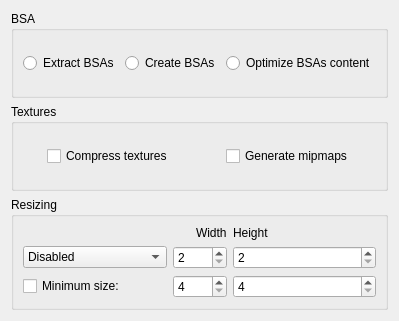
Qt form src/GUI/IntermediateModeModule.ui (Guekka/cathedral-assets-optimizer) before a commit.
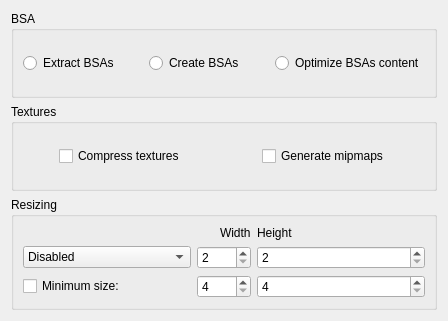
The same form after that commit.

Commit message: [GUI] Slightly increased width of IntermediateModeModule

```diff
--- a/src/GUI/IntermediateModeModule.ui
+++ b/src/GUI/IntermediateModeModule.ui
@@ -6,7 +6,7 @@
    <rect>
     <x>0</x>
     <y>0</y>
-    <width>387</width>
+    <width>448</width>
     <height>321</height>
    </rect>
   </property>
```
